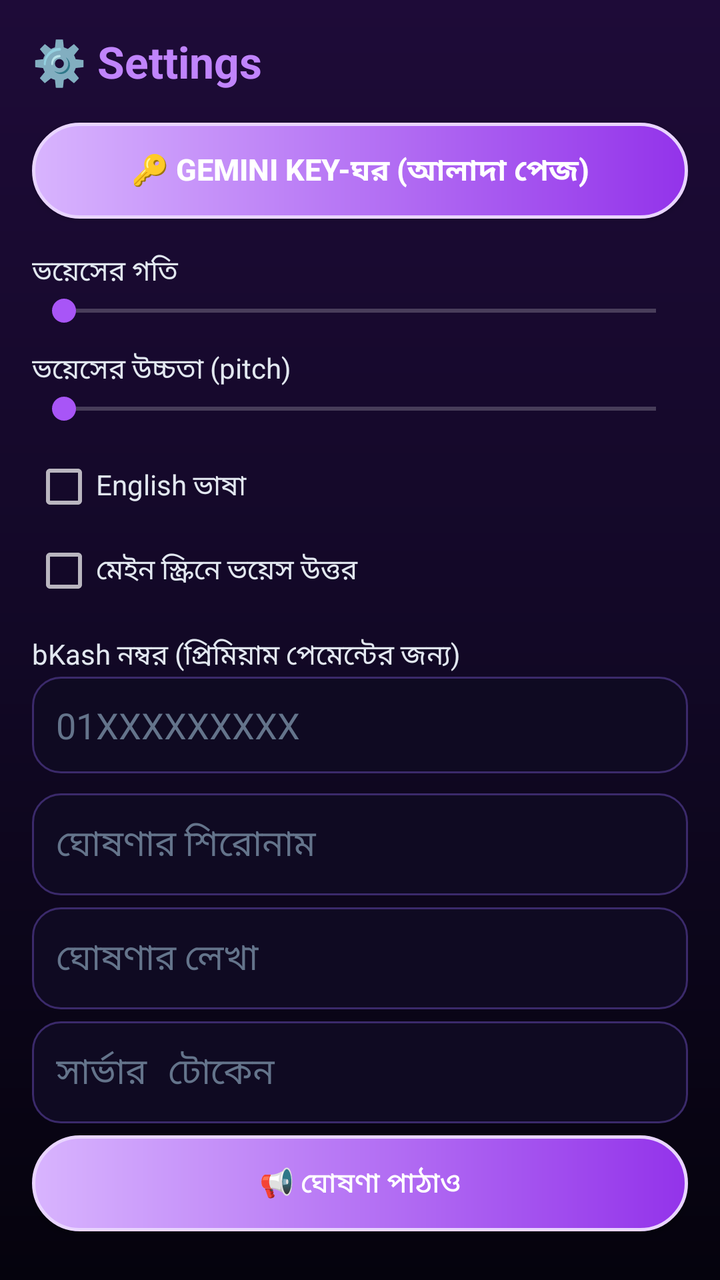
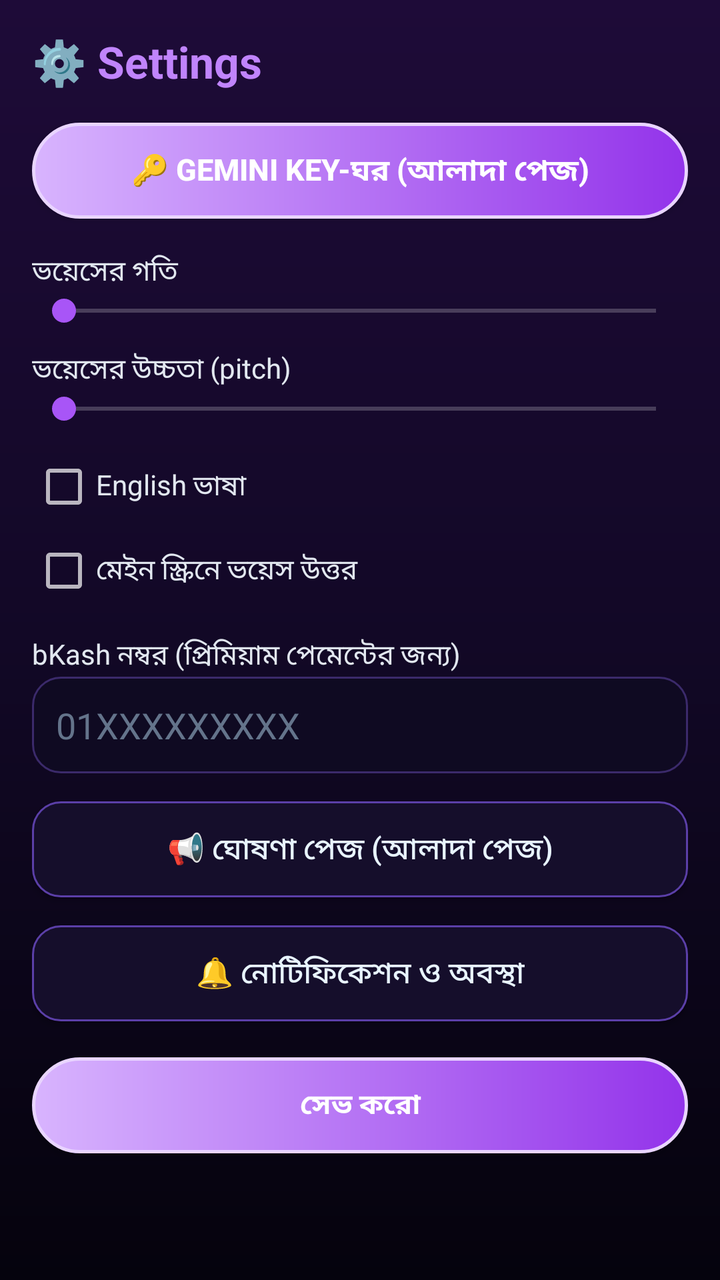

The first picture is an Android layout as it rendered before a commit; the second is the same layout after the commit. The layout source and the unified diff follow.
<!-- AndroidManifest.xml: application theme AppTheme -->
<!-- res/layout/activity_settings.xml -->
<?xml version="1.0" encoding="utf-8"?>
<LinearLayout xmlns:android="http://schemas.android.com/apk/res/android"
    android:layout_width="match_parent"
    android:layout_height="match_parent"
    android:background="@drawable/bg_main"
    android:orientation="vertical"
    android:padding="16dp">

    <TextView
        android:layout_width="match_parent"
        android:layout_height="wrap_content"
        android:text="⚙️ Settings"
        android:textColor="#C084FC"
        android:textSize="22sp"
        android:textStyle="bold" />

    <Button
        android:id="@+id/setKeysBtn"
        android:layout_width="match_parent"
        android:layout_height="wrap_content"
        android:layout_marginTop="16dp"
        android:background="@drawable/btn_primary"
        android:padding="12dp"
        android:text="🔑 Gemini Key-ঘর (আলাদা পেজ)"
        android:textColor="#FFFFFF"
        android:textSize="15sp"
        android:textStyle="bold" />

    <TextView
        android:layout_width="match_parent"
        android:layout_height="wrap_content"
        android:layout_marginTop="16dp"
        android:text="ভয়েসের গতি"
        android:textColor="#E2E8F0" />

    <SeekBar
        android:id="@+id/setSpeed"
        android:layout_width="match_parent"
        android:layout_height="wrap_content"
        android:max="20" />

    <TextView
        android:layout_width="match_parent"
        android:layout_height="wrap_content"
        android:layout_marginTop="10dp"
        android:text="ভয়েসের উচ্চতা (pitch)"
        android:textColor="#E2E8F0" />

    <SeekBar
        android:id="@+id/setPitch"
        android:layout_width="match_parent"
        android:layout_height="wrap_content"
        android:max="20" />

    <CheckBox
        android:id="@+id/setEnglish"
        android:layout_width="match_parent"
        android:layout_height="wrap_content"
        android:layout_marginTop="14dp"
        android:text="English ভাষা"
        android:textColor="#E2E8F0" />

    <CheckBox
        android:id="@+id/setMainVoice"
        android:layout_width="match_parent"
        android:layout_height="wrap_content"
        android:layout_marginTop="10dp"
        android:text="মেইন স্ক্রিনে ভয়েস উত্তর"
        android:textColor="#E2E8F0" />

    <TextView
        android:layout_width="match_parent"
        android:layout_height="wrap_content"
        android:layout_marginTop="16dp"
        android:text="bKash নম্বর (প্রিমিয়াম পেমেন্টের জন্য)"
        android:textColor="#E2E8F0" />

    <EditText
        android:id="@+id/setBkash"
        android:layout_width="match_parent"
        android:layout_height="wrap_content"
        android:background="@drawable/bg_input"
        android:hint="01XXXXXXXXX"
        android:inputType="phone"
        android:padding="12dp"
        android:textColor="#E8F4FF"
        android:textColorHint="#64748B" />

    <EditText
        android:id="@+id/setAnnounceTitle"
        android:layout_width="match_parent"
        android:layout_height="wrap_content"
        android:layout_marginTop="10dp"
        android:background="@drawable/bg_input"
        android:hint="ঘোষণার শিরোনাম"
        android:padding="12dp"
        android:textColor="#E8F4FF"
        android:textColorHint="#64748B" />

    <EditText
        android:id="@+id/setAnnounceBody"
        android:layout_width="match_parent"
        android:layout_height="wrap_content"
        android:layout_marginTop="6dp"
        android:background="@drawable/bg_input"
        android:hint="ঘোষণার লেখা"
        android:padding="12dp"
        android:textColor="#E8F4FF"
        android:textColorHint="#64748B" />

    <EditText
        android:id="@+id/setServerToken"
        android:layout_width="match_parent"
        android:layout_height="wrap_content"
        android:layout_marginTop="6dp"
        android:background="@drawable/bg_input"
        android:hint="সার্ভার টোকেন"
        android:inputType="textPassword"
        android:padding="12dp"
        android:textColor="#E8F4FF"
        android:textColorHint="#64748B" />

    <Button
        android:id="@+id/setSendAnnounce"
        android:layout_width="match_parent"
        android:layout_height="wrap_content"
        android:layout_marginTop="6dp"
        android:background="@drawable/btn_primary"
        android:text="📢 ঘোষণা পাঠাও"
        android:textColor="#FFFFFF" />

    <Button
        android:id="@+id/setStatusBtn"
        android:layout_width="match_parent"
        android:layout_height="wrap_content"
        android:layout_marginTop="14dp"
        android:background="@drawable/btn_secondary"
        android:padding="12dp"
        android:text="🔔 নোটিফিকেশন ও অবস্থা"
        android:textColor="#E8F4FF"
        android:textSize="15sp" />

    <Button
        android:id="@+id/setSave"
        android:layout_width="match_parent"
        android:layout_height="wrap_content"
        android:layout_marginTop="18dp"
        android:background="@drawable/btn_primary"
        android:text="সেভ করো"
        android:textColor="#FFFFFF"
        android:textStyle="bold" />

    <TextView
        android:id="@+id/setInfo"
        android:layout_width="match_parent"
        android:layout_height="wrap_content"
        android:layout_marginTop="14dp"
        android:textColor="#94A3B8"
        android:textSize="12sp" />
</LinearLayout>
<!-- resources referenced by this layout -->
<resources>
  <!-- drawable bg_input (drawable) -->
  <?xml version="1.0" encoding="utf-8"?>
  <shape xmlns:android="http://schemas.android.com/apk/res/android" android:shape="rectangle">
      <corners android:radius="14dp" />
      <solid android:color="#0F0A22" />
      <stroke android:width="1dp" android:color="#3B2A6B" />
  </shape>
  <!-- drawable bg_main (drawable) -->
  <?xml version="1.0" encoding="utf-8"?>
  <shape xmlns:android="http://schemas.android.com/apk/res/android" android:shape="rectangle">
      <gradient
          android:angle="270"
          android:startColor="#1E0B38"
          android:centerColor="#120826"
          android:endColor="#05030D" />
  </shape>
  <!-- drawable btn_primary (drawable) -->
  <?xml version="1.0" encoding="utf-8"?>
  <shape xmlns:android="http://schemas.android.com/apk/res/android" android:shape="rectangle">
      <corners android:radius="28dp" />
      <gradient android:startColor="#D8B4FE" android:endColor="#9333EA" android:angle="0" />
      <stroke android:width="1.5dp" android:color="#E9D5FF" />
  </shape>
  <!-- drawable btn_secondary (drawable) -->
  <?xml version="1.0" encoding="utf-8"?>
  <shape xmlns:android="http://schemas.android.com/apk/res/android" android:shape="rectangle">
      <corners android:radius="14dp" />
      <solid android:color="#150E2B" />
      <stroke android:width="1dp" android:color="#5B3FA8" />
  </shape>
  <style name="AppTheme" parent="android:Theme.Material.NoActionBar">
          <item name="android:windowBackground">#05030D</item>
          <item name="android:colorAccent">#A855F7</item>
          <item name="android:statusBarColor">#05030D</item>
          <item name="android:navigationBarColor">#05030D</item>
          <item name="android:windowLightStatusBar">false</item>
      </style>
</resources>

<!-- the commit's change to res/layout/activity_settings.xml (unified diff, before → after) -->
@@ -86,48 +86,16 @@
         android:textColor="#E8F4FF"
         android:textColorHint="#64748B" />
 
-    <EditText
-        android:id="@+id/setAnnounceTitle"
+    <Button
+        android:id="@+id/setAnnounceBtn"
         android:layout_width="match_parent"
         android:layout_height="wrap_content"
-        android:layout_marginTop="10dp"
-        android:background="@drawable/bg_input"
-        android:hint="ঘোষণার শিরোনাম"
+        android:layout_marginTop="14dp"
+        android:background="@drawable/btn_secondary"
         android:padding="12dp"
+        android:text="📢 ঘোষণা পেজ (আলাদা পেজ)"
         android:textColor="#E8F4FF"
-        android:textColorHint="#64748B" />
-
-    <EditText
-        android:id="@+id/setAnnounceBody"
-        android:layout_width="match_parent"
-        android:layout_height="wrap_content"
-        android:layout_marginTop="6dp"
-        android:background="@drawable/bg_input"
-        android:hint="ঘোষণার লেখা"
-        android:padding="12dp"
-        android:textColor="#E8F4FF"
-        android:textColorHint="#64748B" />
-
-    <EditText
-        android:id="@+id/setServerToken"
-        android:layout_width="match_parent"
-        android:layout_height="wrap_content"
-        android:layout_marginTop="6dp"
-        android:background="@drawable/bg_input"
-        android:hint="সার্ভার টোকেন"
-        android:inputType="textPassword"
-        android:padding="12dp"
-        android:textColor="#E8F4FF"
-        android:textColorHint="#64748B" />
-
-    <Button
-        android:id="@+id/setSendAnnounce"
-        android:layout_width="match_parent"
-        android:layout_height="wrap_content"
-        android:layout_marginTop="6dp"
-        android:background="@drawable/btn_primary"
-        android:text="📢 ঘোষণা পাঠাও"
-        android:textColor="#FFFFFF" />
+        android:textSize="15sp" />
 
     <Button
         android:id="@+id/setStatusBtn"
